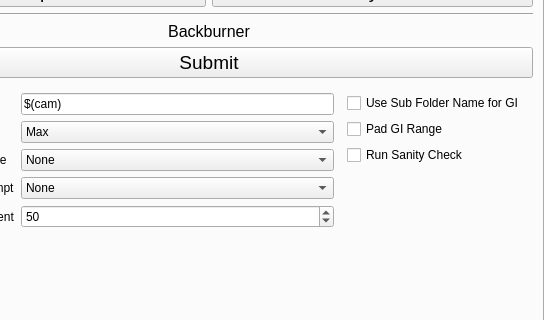
First picture: the form in src/renderFarmingMainWidget.ui, repository stephensmitchell-forks/renderFarming, before the edit; both pictures show x 126 to 670 and y 146 to 466 of the 670 by 624 pixel window.
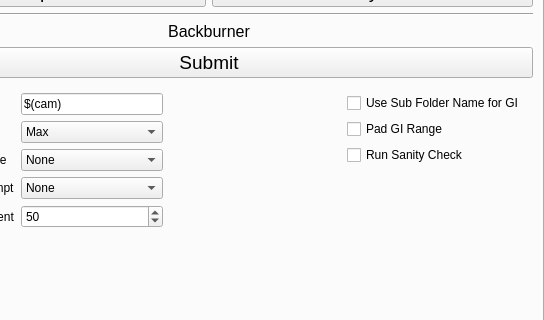
Second picture: the form after the edit. Custom widgets are drawn as their Qt base class.

Patch:
```diff
--- a/src/renderFarmingMainWidget.ui
+++ b/src/renderFarmingMainWidget.ui
@@ -464,6 +464,12 @@
            <property name="orientation">
             <enum>Qt::Horizontal</enum>
            </property>
+           <property name="sizeHint" stdset="0">
+            <size>
+             <width>0</width>
+             <height>0</height>
+            </size>
+           </property>
           </spacer>
          </item>
          <item>
```
Left out of the diff: 6 changed lines with no effect on the pictures.
